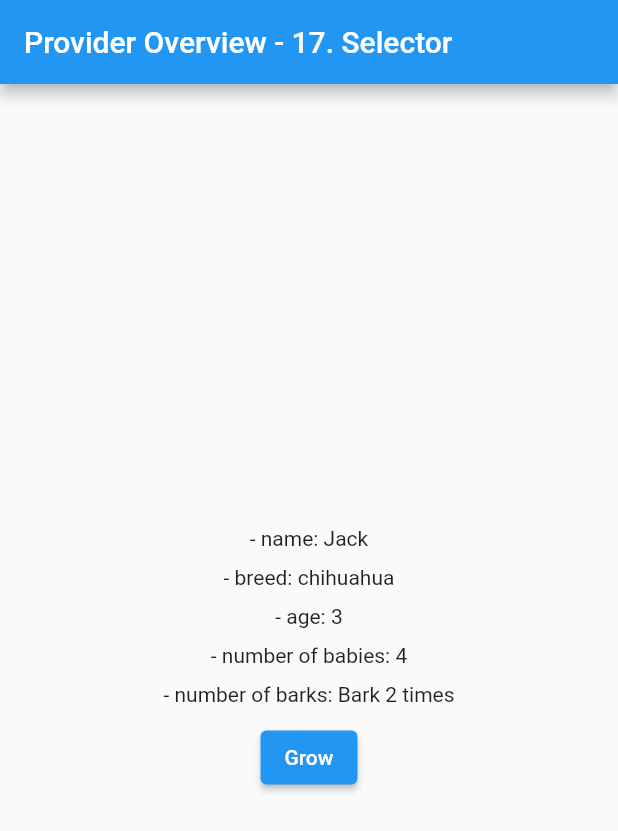
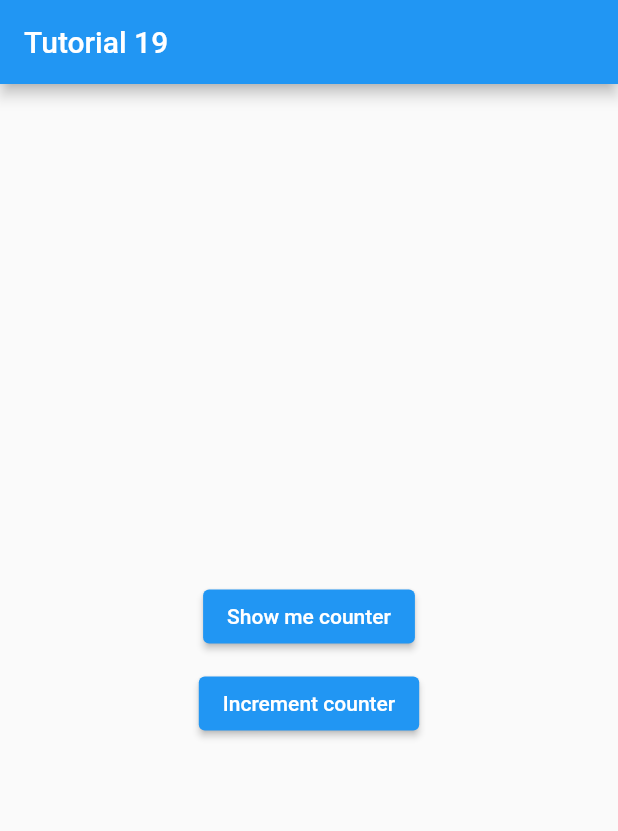
Before and after one commit to tajjacob/flutter_example, a Flutter app: the screen it shows after launch, on a phone screen of 412 x 824 dp. Shown: the top 831 px of the screen. Run offline on Flutter 3.47's test engine with Material 2 defaults, Android fonts, the phone set to English and light mode, and no system bars; our stand-ins replace permission_handler; missing offline and left inert: aad_oauth, health, health_kit.

Commit message:
⚗️ tutorial: 19. Provider Access - Anonymous route access
-18. Learn more about ProviderNotFoundException and the Builder widget

```diff
--- a/lib/main.dart
+++ b/lib/main.dart
@@ -2,7 +2,7 @@ import 'package:flutter/material.dart';
 
 import 'src/core/multi_providers.dart';
 import 'src/features/microsoft_auth/presentation/pages/microsoft_auth_page.dart';
-import 'src/features/provider_overview/presentation/pages/dog_page.dart';
+import 'src/features/provider_overview/presentation/pages/tutorial_19_page.dart';
 
 void main() {
   runApp(const MyApp());
@@ -19,7 +19,7 @@ class MyApp extends StatelessWidget {
         theme: ThemeData(
           primarySwatch: Colors.blue,
         ),
-        home: const DogPage(), // HealthPage(),DogPage Tutorial16Page
+        home: const Tutorial19Page(), // HealthPage(),DogPage Tutorial16Page
         // home: const MicrosoftAuthPage(),
         navigatorKey: navigatorKey,
       ),
--- a/lib/src/core/multi_providers.dart
+++ b/lib/src/core/multi_providers.dart
@@ -1,3 +1,4 @@
+import 'package:example/src/features/provider_overview/presentation/provider/counter_provider.dart';
 import 'package:flutter/material.dart';
 import 'package:provider/provider.dart';
 
@@ -34,6 +35,9 @@ class MultiProviders extends StatelessWidget {
               return babies.bark();
             },
             initialData: 'Bark 0 times'),
+        ChangeNotifierProvider<Counter>(
+          create: (context) => Counter(),
+        ),
       ],
       child: child,
     );
--- /dev/null
+++ b/lib/src/features/provider_overview/presentation/pages/show_me_counter_page.dart
@@ -0,0 +1,18 @@
+import 'package:flutter/material.dart';
+import 'package:provider/provider.dart';
+
+import '../provider/counter_provider.dart';
+
+class ShowMeCounterPage extends StatelessWidget {
+  const ShowMeCounterPage({Key? key}) : super(key: key);
+
+  @override
+  Widget build(BuildContext context) {
+    return Scaffold(
+      appBar: AppBar(title: const Text('Show me counter')),
+      body: Center(
+        child: Text('${context.watch<Counter>().counter}'),
+      ),
+    );
+  }
+}
--- /dev/null
+++ b/lib/src/features/provider_overview/presentation/pages/tutorial_19_page.dart
@@ -0,0 +1,48 @@
+import 'package:flutter/material.dart';
+import 'package:provider/provider.dart';
+
+import '../provider/counter_provider.dart';
+import 'show_me_counter_page.dart';
+
+class Tutorial19Page extends StatelessWidget {
+  const Tutorial19Page({Key? key}) : super(key: key);
+
+  @override
+  Widget build(BuildContext context) {
+    return Scaffold(
+      appBar: AppBar(title: const Text('Tutorial 19')),
+      body: Center(
+        child: Column(
+          mainAxisSize: MainAxisSize.min,
+          mainAxisAlignment: MainAxisAlignment.center,
+          crossAxisAlignment: CrossAxisAlignment.center,
+          children: [
+            ElevatedButton(
+              onPressed: () {
+                Navigator.of(context).push(
+                  MaterialPageRoute(
+                    builder: (_) {
+                      // return const ShowMeCounterPage();
+                      return ChangeNotifierProvider.value(
+                        value: context.read<Counter>(),
+                        child: const ShowMeCounterPage(),
+                      );
+                    },
+                  ),
+                );
+              },
+              child: const Text('Show me counter'),
+            ),
+            const SizedBox(height: 10),
+            ElevatedButton(
+              onPressed: () {
+                context.read<Counter>().increment();
+              },
+              child: const Text('Increment counter'),
+            ),
+          ],
+        ),
+      ),
+    );
+  }
+}
--- /dev/null
+++ b/lib/src/features/provider_overview/presentation/provider/counter_provider.dart
@@ -0,0 +1,10 @@
+import 'package:flutter/material.dart';
+
+class Counter extends ChangeNotifier {
+  int counter = 0;
+
+  void increment() {
+    counter++;
+    notifyListeners();
+  }
+}
```
